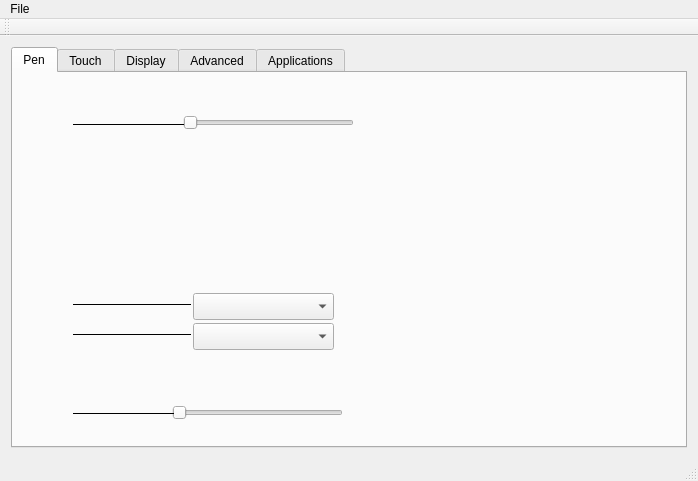
First picture: the form in mainwindow.ui, repository bekroogle/Bamboozled, before the edit.
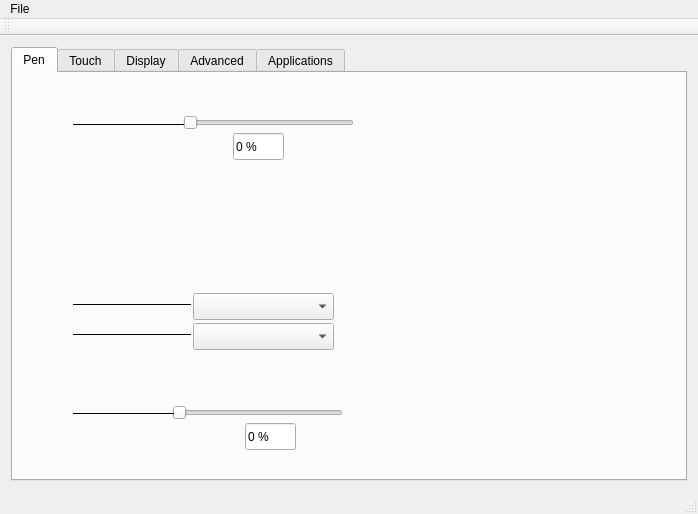
Second picture: the form after the edit. The open tabs and pages were chosen to show the change. Icons and pictures are not drawn.

Commit message: Added % readouts for the sensitivity sliders.

```diff
--- a/mainwindow.ui
+++ b/mainwindow.ui
@@ -7,7 +7,7 @@
     <x>0</x>
     <y>0</y>
     <width>698</width>
-    <height>481</height>
+    <height>514</height>
    </rect>
   </property>
   <property name="windowTitle">
@@ -165,6 +165,32 @@
          <enum>Qt::Horizontal</enum>
         </property>
        </widget>
+       <widget class="QLineEdit" name="eraserSensLineEdit">
+        <property name="geometry">
+         <rect>
+          <x>220</x>
+          <y>60</y>
+          <width>51</width>
+          <height>27</height>
+         </rect>
+        </property>
+        <property name="text">
+         <string>0 %</string>
+        </property>
+       </widget>
+       <widget class="QLineEdit" name="tipSensLineEdit">
+        <property name="geometry">
+         <rect>
+          <x>232</x>
+          <y>350</y>
+          <width>51</width>
+          <height>27</height>
+         </rect>
+        </property>
+        <property name="text">
+         <string>0 %</string>
+        </property>
+       </widget>
       </widget>
       <widget class="QWidget" name="touchTab">
        <attribute name="title">
```
Left out of the diff: 6 changed lines with no effect on the pictures. The commit also changes 3 other files.
